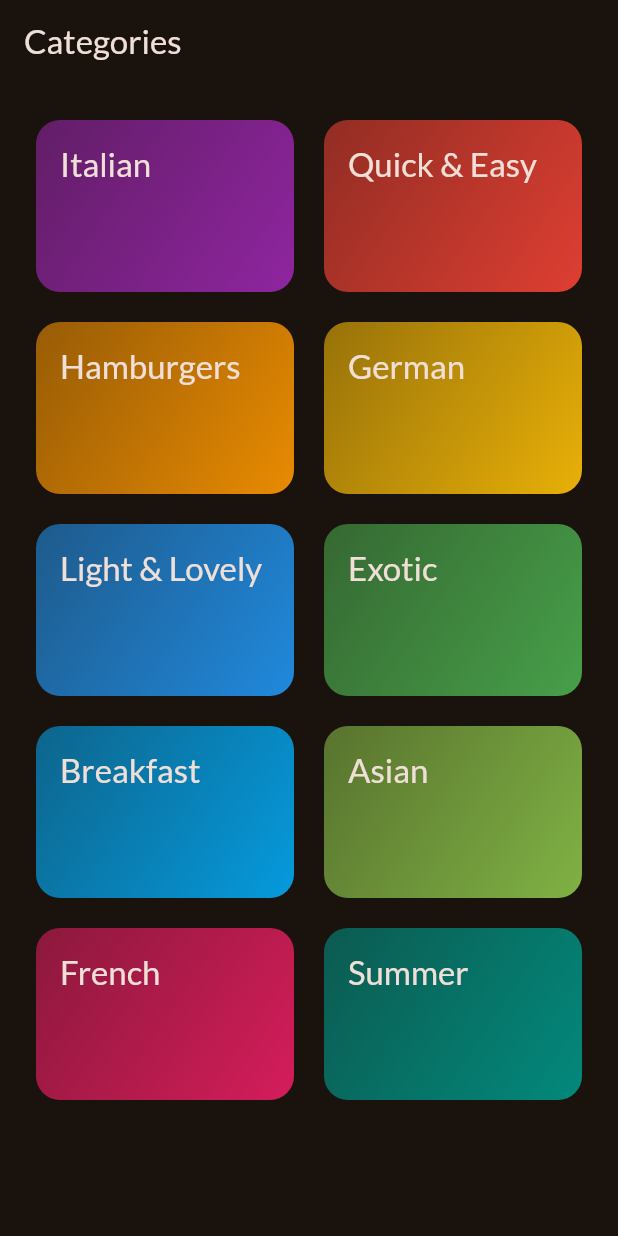
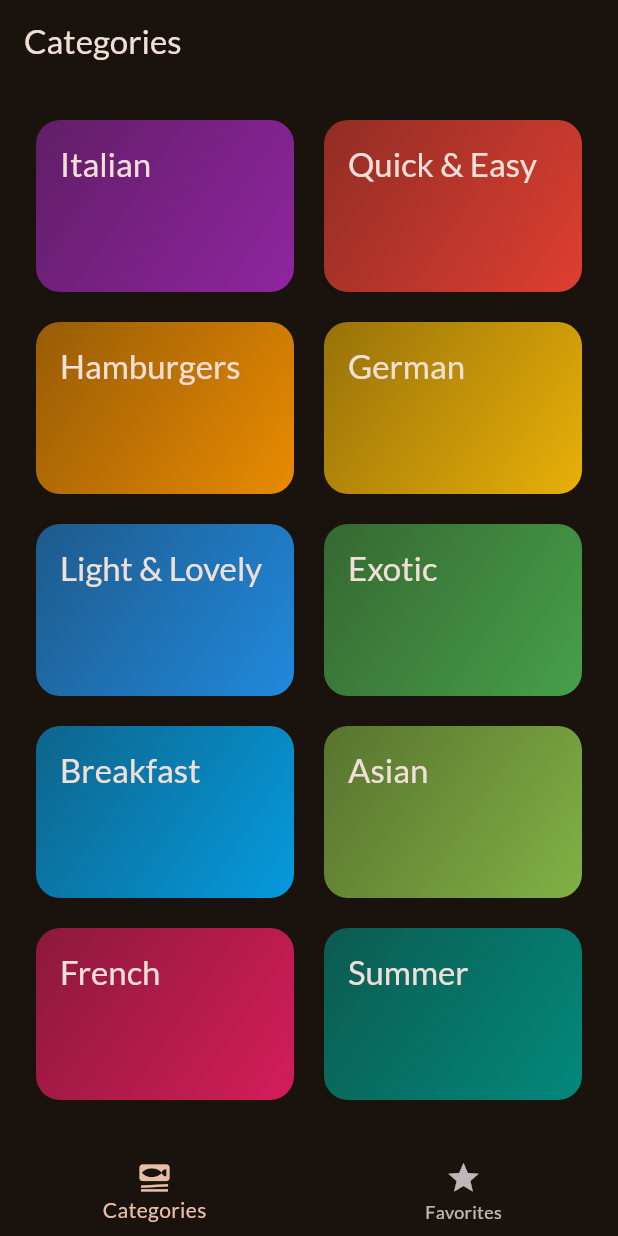
Before and after one commit to seadynamic8/meals2, a Flutter app: the screen it shows after launch, on a phone screen of 412 x 824 dp. Run offline on Flutter 3.47's test engine with Material 2 defaults, Android fonts, the phone set to English and light mode, and no system bars; our stand-ins replace google_fonts, transparent_image.

Commit message:
Add initial tabs

```diff
--- a/lib/main.dart
+++ b/lib/main.dart
@@ -1,7 +1,7 @@
 import 'package:flutter/material.dart';
 import 'package:google_fonts/google_fonts.dart';
 
-import 'package:meals2/screens/categories.dart';
+import 'package:meals2/screens/tabs.dart';
 
 final theme = ThemeData(
   useMaterial3: true,
@@ -23,7 +23,7 @@ class MyApp extends StatelessWidget {
   Widget build(BuildContext context) {
     return MaterialApp(
       theme: theme,
-      home: const Categories(),
+      home: const TabsScreen(),
     );
   }
 }
--- a/lib/screens/categories.dart
+++ b/lib/screens/categories.dart
@@ -5,8 +5,8 @@ import 'package:meals2/models/category.dart';
 import 'package:meals2/screens/meals.dart';
 import 'package:meals2/widgets/category_grid_item.dart';
 
-class Categories extends StatelessWidget {
-  const Categories({super.key});
+class CategoriesScreen extends StatelessWidget {
+  const CategoriesScreen({super.key});
 
   void _selectCategory(BuildContext context, Category category) {
     final meals = dummyMeals
@@ -22,11 +22,7 @@ class Categories extends StatelessWidget {
 
   @override
   Widget build(BuildContext context) {
-    return Scaffold(
-      appBar: AppBar(
-        title: const Text('Categories'),
-      ),
-      body: GridView(
+    return GridView(
       padding: const EdgeInsets.all(24),
       gridDelegate: const SliverGridDelegateWithFixedCrossAxisCount(
           crossAxisCount: 2,
@@ -40,7 +36,6 @@ class Categories extends StatelessWidget {
             selectCategory: () => _selectCategory(context, category),
           )
       ],
-      ),
     );
   }
 }
--- /dev/null
+++ b/lib/screens/tabs.dart
@@ -0,0 +1,37 @@
+import 'package:flutter/material.dart';
+import 'package:meals2/screens/categories.dart';
+
+class TabsScreen extends StatefulWidget {
+  const TabsScreen({super.key});
+
+  @override
+  State<TabsScreen> createState() => _TabsScreenState();
+}
+
+class _TabsScreenState extends State<TabsScreen> {
+  final _activePage = 'Categories';
+
+  @override
+  Widget build(BuildContext context) {
+    Widget content = const CategoriesScreen();
+
+    return Scaffold(
+      appBar: AppBar(
+        title: Text(_activePage),
+      ),
+      body: content,
+      bottomNavigationBar: BottomNavigationBar(
+        items: const [
+          BottomNavigationBarItem(
+            icon: Icon(Icons.set_meal),
+            label: 'Categories',
+          ),
+          BottomNavigationBarItem(
+            icon: Icon(Icons.star),
+            label: 'Favorites',
+          ),
+        ],
+      ),
+    );
+  }
+}
```
Lines whose indentation alone changed are shown as unchanged.
